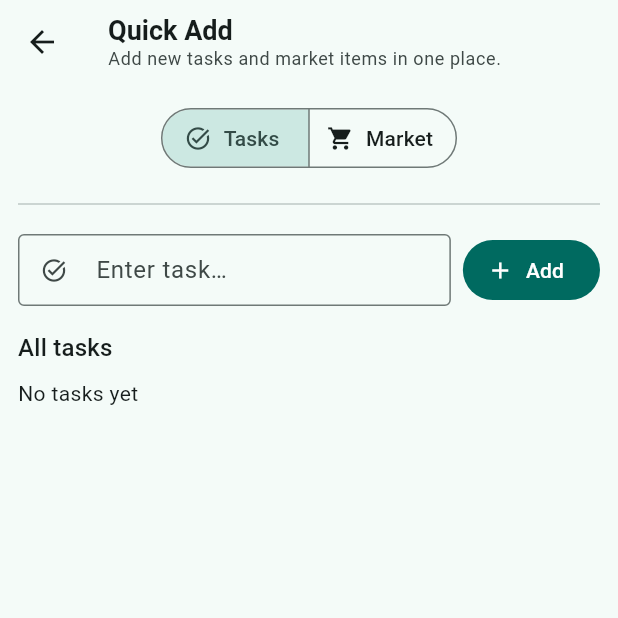
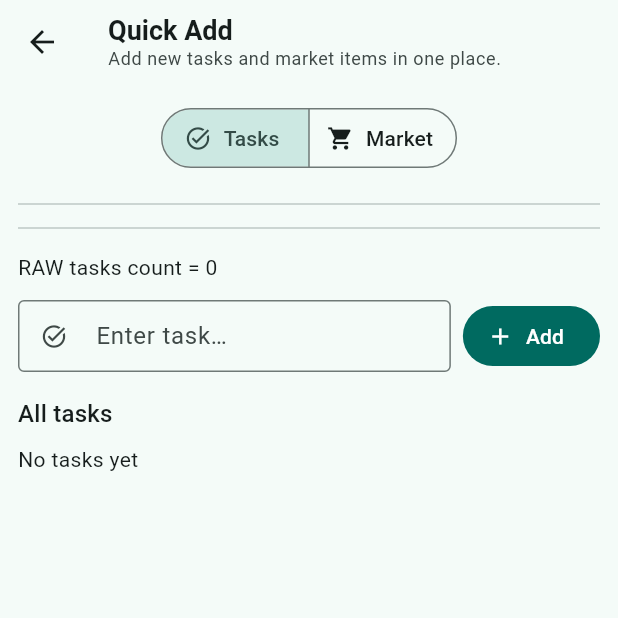
Before and after one commit to cyberturk01/birlikteyapp, a Flutter app: the ManagePage screen opened directly, after a tap on "Add", on a phone screen of 412 x 824 dp, the top half of it. Run offline on Flutter 3.47's test engine with Material 3 defaults, Android fonts, the phone set to English and light mode, and no system bars; our stand-ins replace cloud_firestore, csv, firebase_auth, firebase_core, fl_chart, flutter_local_notifications and 7 more; missing offline and left inert: android_intent_plus, firebase_app_check; accounts and stored records are empty.

Commit message:
Working code, just problem after adding second user with item and task

```diff
--- a/lib/pages/home/home_page.dart
+++ b/lib/pages/home/home_page.dart
@@ -66,6 +66,7 @@ class _HomePageState extends State<HomePage> {
   Widget build(BuildContext context) {
     final famProv = context.watch<FamilyProvider>();
     final familyId = famProv.familyId;
+    debugPrint('[HomePage] familyId=$familyId');
 
     if (familyId == null) {
       return const Scaffold(body: Center(child: CircularProgressIndicator()));
--- a/lib/pages/manage/manage_page.dart
+++ b/lib/pages/manage/manage_page.dart
@@ -1,3 +1,4 @@
+import 'package:cloud_firestore/cloud_firestore.dart';
 import 'package:flutter/material.dart';
 import 'package:provider/provider.dart';
 
@@ -31,6 +32,14 @@ class _ManagePageState extends State<ManagePage> {
 
   @override
   Widget build(BuildContext context) {
+    final famId = context.watch<FamilyProvider>().familyId;
+    final tasksLen = context.select<TaskCloudProvider, int>(
+      (p) => p.tasks.length,
+    );
+    final itemsLen = context.select<ItemCloudProvider, int>(
+      (p) => p.items.length,
+    );
+    debugPrint('[ManagePage] fam=$famId tasks=$tasksLen items=$itemsLen');
     return Scaffold(
       appBar: AppBar(
         title: Column(
@@ -76,6 +85,29 @@ class _ManagePageState extends State<ManagePage> {
 
           const SizedBox(height: 12),
           const Divider(),
+          //TODO kaldir gecici
+          const Divider(),
+          const SizedBox(height: 8),
+          StreamBuilder<QuerySnapshot<Map<String, dynamic>>>(
+            stream: (context.watch<FamilyProvider>().familyId == null)
+                ? const Stream.empty()
+                : FirebaseFirestore.instance
+                      .collection('families')
+                      .doc(context.watch<FamilyProvider>().familyId!)
+                      .collection(
+                        _tab == _ManageTab.tasks || _tab == _ManageTab.items
+                            ? 'tasks'
+                            : 'items',
+                      )
+                      //.orderBy(FieldPath.documentId, descending: true) // test için kapalı
+                      .snapshots(),
+            builder: (_, snap) {
+              final n = snap.data?.docs.length ?? 0;
+              return Text(
+                'RAW ${_tab == _ManageTab.tasks || _tab == _ManageTab.items ? 'tasks' : 'items'} count = $n',
+              );
+            },
+          ),
 
           // Giriş satırı (Assign kaldırıldı)
           const SizedBox(height: 12),
@@ -149,9 +181,6 @@ class _ManagePageState extends State<ManagePage> {
   }
 
   Future<void> _handleAdd(BuildContext context) async {
-    final tCount = context.watch<TaskCloudProvider>().tasks.length;
-    final iCount = context.watch<ItemCloudProvider>().items.length;
-    Text('Cloud: $tCount tasks • $iCount items');
     final taskProv = context.read<TaskCloudProvider>();
     final itemProv = context.read<ItemCloudProvider>();
     final text = _input.text.trim();
--- a/lib/providers/item_cloud_provider.dart
+++ b/lib/providers/item_cloud_provider.dart
@@ -61,14 +61,16 @@ class ItemCloudProvider extends ChangeNotifier {
   }
 
   void _rebindItems() {
+    debugPrint('[ItemCloud] REBIND → user=${_currentUser?.uid} fam=$_familyId');
+
     _itemSub?.cancel();
     _itemSub = null;
     _items.clear();
     notifyListeners();
-    debugPrint('[ItemCloud] bind user=${_currentUser?.uid} fam=$_familyId');
-    final user = _currentUser;
-    if (user == null || _familyId == null || _familyId!.isEmpty) {
+
+    if (_currentUser == null || _familyId == null || _familyId!.isEmpty) {
       _col = null;
+      debugPrint('[ItemCloud] SKIP (user/family null)');
       return;
     }
 
@@ -77,35 +79,50 @@ class ItemCloudProvider extends ChangeNotifier {
         .doc(_familyId!)
         .collection('items');
 
+    debugPrint('[ItemCloud] PATH = ${_col!.path}');
+
     _itemSub = _col!
-        // .orderBy('createdAt', descending: true) // <-- ŞİMDİLİK KALDIR
-        .orderBy(FieldPath.documentId, descending: true)
+        //.orderBy(FieldPath.documentId, descending: true) // test için kapalı
         .snapshots()
         .listen(
           (qs) {
+            debugPrint('[ItemCloud] SNAP size=${qs.size}');
             _items
               ..clear()
               ..addAll(
                 qs.docs.map((d) {
                   final data = d.data();
+                  debugPrint('[ItemCloud] doc ${d.id} => $data');
                   final it = Item(
                     (data['name'] as String?)?.trim() ?? '',
                     bought: (data['bought'] as bool?) ?? false,
                     assignedTo: (data['assignedTo'] as String?)?.trim(),
                   );
                   it.remoteId = d.id;
-                  debugPrint(
-                    '[ItemCloud] snapshot size=${qs.size} fam=$_familyId',
-                  );
                   return it;
                 }),
               );
             notifyListeners();
           },
-          onError: (e, _) {
-            debugPrint('Item stream error: $e');
+          onError: (e, st) {
+            debugPrint('[ItemCloud] STREAM ERROR: $e');
           },
         );
+  }
+
+  Future<void> addItem(Item it) async {
+    final col = _ensureCol();
+    debugPrint(
+      '[ItemCloud] ADD name=${it.name} fam=$_familyId path=${col.path}',
+    );
+    final doc = await col.add({
+      'name': it.name,
+      'bought': it.bought,
+      'assignedTo': it.assignedTo,
+      'createdAt': FieldValue.serverTimestamp(),
+    });
+    debugPrint('[ItemCloud] ADDED id=${doc.id}');
+    it.remoteId = doc.id;
   }
 
   // İsteğe bağlı: dışarıdan manuel tetiklemek için
@@ -117,17 +134,6 @@ class ItemCloudProvider extends ChangeNotifier {
   List<String> get frequentItems {
     final names = _items.map((e) => e.name).where((s) => s.isNotEmpty).toSet();
     return names.take(5).toList();
-  }
-
-  Future<void> addItem(Item it) async {
-    final col = _ensureCol();
-    final doc = await col.add({
-      'name': it.name,
-      'bought': it.bought,
-      'assignedTo': it.assignedTo,
-      'createdAt': FieldValue.serverTimestamp(),
-    });
-    it.remoteId = doc.id;
   }
 
   Future<void> toggleItem(Item it, bool bought) async {
```
Also changed, not shown: lib/pages/home/widgets.dart (deleted, +0 -81 lines), lib/providers/task_cloud_provider.dart (+65 -11 lines).
